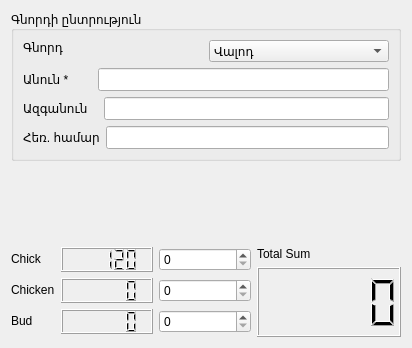
ADCompany/AD-Farm, file src/newdeal.ui: the form before one commit.
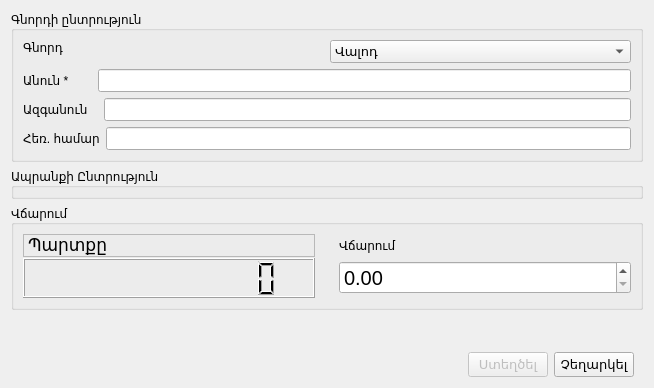
The form after the commit. Icons and pictures are not drawn.

Commit message: New Deal Dialog

```diff
--- a/src/newdeal.ui
+++ b/src/newdeal.ui
@@ -6,8 +6,8 @@
    <rect>
     <x>0</x>
     <y>0</y>
-    <width>412</width>
-    <height>348</height>
+    <width>654</width>
+    <height>388</height>
    </rect>
   </property>
   <property name="sizePolicy">
@@ -49,6 +49,11 @@
           </item>
           <item>
            <widget class="QComboBox" name="cbxCustomer">
+            <property name="font">
+             <font>
+              <pointsize>10</pointsize>
+             </font>
+            </property>
             <item>
              <property name="text">
               <string>Վալոդ</string>
@@ -189,6 +194,117 @@
      </layout>
     </widget>
    </item>
+   <item>
+    <widget class="QGroupBox" name="gbxItemSelection">
+     <property name="title">
+      <string>Ապրանքի Ընտրություն</string>
+     </property>
+    </widget>
+   </item>
+   <item>
+    <widget class="QGroupBox" name="groupBox">
+     <property name="title">
+      <string>Վճարում</string>
+     </property>
+     <layout class="QVBoxLayout" name="verticalLayout_5">
+      <item>
+       <layout class="QGridLayout" name="gridLayout">
+        <property name="horizontalSpacing">
+         <number>24</number>
+        </property>
+        <property name="verticalSpacing">
+         <number>1</number>
+        </property>
+        <item row="0" column="0">
+         <widget class="QLabel" name="label_6">
+          <property name="font">
+           <font>
+            <pointsize>13</pointsize>
+           </font>
+          </property>
+          <property name="frameShape">
+           <enum>QFrame::StyledPanel</enum>
+          </property>
+          <property name="frameShadow">
+           <enum>QFrame::Raised</enum>
+          </property>
+          <property name="text">
+           <string>Պարտքը</string>
+          </property>
+         </widget>
+        </item>
+        <item row="0" column="1">
+         <widget class="QLabel" name="label_2">
+          <property name="text">
+           <string>Վճարում</string>
+          </property>
+         </widget>
+        </item>
+        <item row="1" column="0">
+         <widget class="QLCDNumber" name="lcdDebt">
+          <property name="minimumSize">
+           <size>
+            <width>100</width>
+            <height>40</height>
+           </size>
+          </property>
+          <property name="font">
+           <font>
+            <pointsize>8</pointsize>
+           </font>
+          </property>
+          <property name="frameShape">
+           <enum>QFrame::Box</enum>
+          </property>
+          <property name="frameShadow">
+           <enum>QFrame::Raised</enum>
+          </property>
+          <property name="smallDecimalPoint">
+           <bool>true</bool>
+          </property>
+          <property name="numDigits">
+           <number>10</number>
+          </property>
+          <property name="digitCount">
+           <number>10</number>
+          </property>
+          <property name="mode">
+           <enum>QLCDNumber::Dec</enum>
+          </property>
+          <property name="segmentStyle">
+           <enum>QLCDNumber::Filled</enum>
+          </property>
+          <property name="value" stdset="0">
+           <double>0.000000000000000</double>
+          </property>
+         </widget>
+        </item>
+        <item row="1" column="1">
+         <widget class="QDoubleSpinBox" name="sbxPay">
+          <property name="font">
+           <font>
+            <pointsize>15</pointsize>
+           </font>
+          </property>
+          <property name="wrapping">
+           <bool>false</bool>
+          </property>
+          <property name="accelerated">
+           <bool>true</bool>
+          </property>
+          <property name="maximum">
+           <double>999999999.990000009536743</double>
+          </property>
+          <property name="singleStep">
+           <double>100.000000000000000</double>
+          </property>
+         </widget>
+        </item>
+       </layout>
+      </item>
+     </layout>
+    </widget>
+   </item>
    <item>
     <spacer name="verticalSpacer">
      <property name="orientation">
@@ -203,106 +319,78 @@
     </spacer>
    </item>
    <item>
-    <layout class="QHBoxLayout" name="horizontalLayout_11" stretch="5,3">
+    <layout class="QHBoxLayout" name="horizontalLayout_8" stretch="0,0,0">
+     <property name="leftMargin">
+      <number>9</number>
+     </property>
+     <property name="topMargin">
+      <number>9</number>
+     </property>
+     <property name="rightMargin">
+      <number>9</number>
+     </property>
+     <property name="bottomMargin">
+      <number>0</number>
+     </property>
      <item>
-      <layout class="QFormLayout" name="formLayout">
-       <item row="0" column="0">
-        <widget class="QLabel" name="label_2">
-         <property name="text">
-          <string>Chick</string>
-         </property>
-        </widget>
-       </item>
-       <item row="0" column="1">
-        <layout class="QHBoxLayout" name="horizontalLayout_8">
-         <item>
-          <widget class="QLCDNumber" name="lcdNumber">
-           <property name="minimumSize">
-            <size>
-             <width>0</width>
-             <height>25</height>
-            </size>
-           </property>
-           <property name="value" stdset="0">
-            <double>120.000000000000000</double>
-           </property>
-          </widget>
-         </item>
-         <item>
-          <widget class="QSpinBox" name="spinBox"/>
-         </item>
-        </layout>
-       </item>
-       <item row="1" column="0">
-        <widget class="QLabel" name="label_4">
-         <property name="text">
-          <string>Chicken</string>
-         </property>
-        </widget>
-       </item>
-       <item row="1" column="1">
-        <layout class="QHBoxLayout" name="horizontalLayout_9">
-         <item>
-          <widget class="QLCDNumber" name="lcdNumber_2">
-           <property name="minimumSize">
-            <size>
-             <width>0</width>
-             <height>25</height>
-            </size>
-           </property>
-          </widget>
-         </item>
-         <item>
-          <widget class="QSpinBox" name="spinBox_2"/>
-         </item>
-        </layout>
-       </item>
-       <item row="2" column="0">
-        <widget class="QLabel" name="label_5">
-         <property name="text">
-          <string>Bud</string>
-         </property>
-        </widget>
-       </item>
-       <item row="2" column="1">
-        <layout class="QHBoxLayout" name="horizontalLayout_10">
-         <item>
-          <widget class="QLCDNumber" name="lcdNumber_3">
-           <property name="minimumSize">
-            <size>
-             <width>0</width>
-             <height>25</height>
-            </size>
-           </property>
-          </widget>
-         </item>
-         <item>
-          <widget class="QSpinBox" name="spinBox_3"/>
-         </item>
-        </layout>
-       </item>
-      </layout>
+      <spacer name="horizontalSpacer">
+       <property name="orientation">
+        <enum>Qt::Horizontal</enum>
+       </property>
+       <property name="sizeHint" stdset="0">
+        <size>
+         <width>40</width>
+         <height>20</height>
+        </size>
+       </property>
+      </spacer>
      </item>
      <item>
-      <layout class="QVBoxLayout" name="verticalLayout_5">
-       <item>
-        <widget class="QLabel" name="label_6">
-         <property name="text">
-          <string>Total Sum</string>
-         </property>
-        </widget>
-       </item>
-       <item>
-        <widget class="QLCDNumber" name="lcdNumber_4">
-         <property name="minimumSize">
-          <size>
-           <width>130</width>
-           <height>70</height>
-          </size>
-         </property>
-        </widget>
-       </item>
-      </layout>
+      <widget class="QPushButton" name="btnCreateDeal">
+       <property name="enabled">
+        <bool>false</bool>
+       </property>
+       <property name="font">
+        <font>
+         <pointsize>10</pointsize>
+        </font>
+       </property>
+       <property name="text">
+        <string>Ստեղծել</string>
+       </property>
+       <property name="icon">
+        <iconset resource="farmmanager.qrc">
+         <normaloff>:/FarmManager/Resources/transactions3.png</normaloff>:/FarmManager/Resources/transactions3.png</iconset>
+       </property>
+       <property name="iconSize">
+        <size>
+         <width>25</width>
+         <height>25</height>
+        </size>
+       </property>
+      </widget>
+     </item>
+     <item>
+      <widget class="QPushButton" name="btnCancel">
+       <property name="font">
+        <font>
+         <pointsize>10</pointsize>
+        </font>
+       </property>
+       <property name="text">
+        <string>Չեղարկել</string>
+       </property>
+       <property name="icon">
+        <iconset resource="farmmanager.qrc">
+         <normaloff>:/FarmManager/Resources/cancel.png</normaloff>:/FarmManager/Resources/cancel.png</iconset>
+       </property>
+       <property name="iconSize">
+        <size>
+         <width>25</width>
+         <height>25</height>
+        </size>
+       </property>
+      </widget>
      </item>
     </layout>
    </item>
```
Left out of the diff: 24 changed lines with no effect on the pictures. The commit also changes 15 other files.
